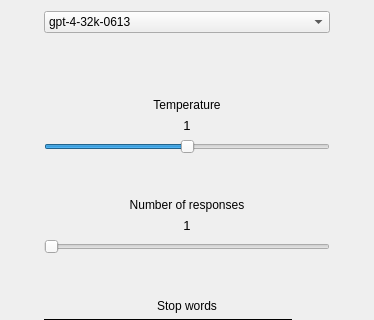
The window that src/ui/ChatSettingsWidget.ui (KoromeloDev/MindMate) describes before a commit, drawn with Qt 5; both pictures show x 0 to 374 and y 0 to 320 of the 374 by 621 pixel window.
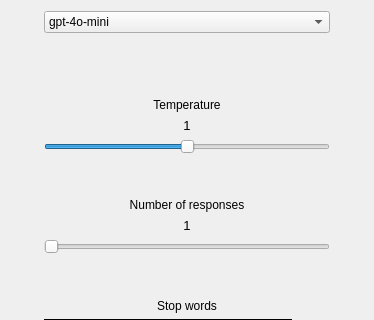
The same window after the commit.

```diff
--- a/src/ui/ChatSettingsWidget.ui
+++ b/src/ui/ChatSettingsWidget.ui
@@ -111,7 +111,7 @@
      </property>
      <item>
       <property name="text">
-       <string notr="true">gpt-4-32k-0613</string>
+       <string notr="true">gpt-4o-mini</string>
       </property>
      </item>
      <item>
```
Left out of the diff: 66 changed lines with no effect on the pictures.
